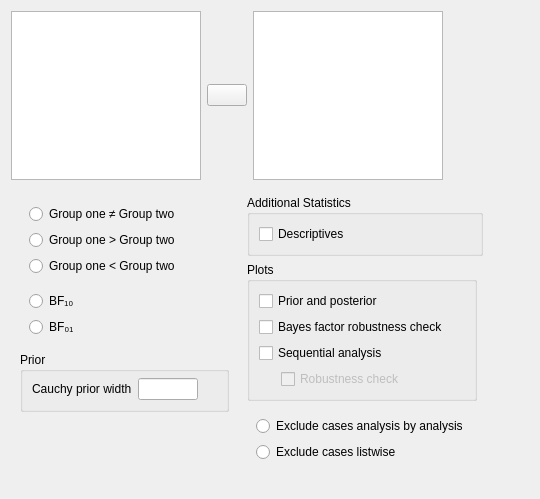
Before: the Qt Designer form JASP-Desktop/analysisforms/ttestbayesianpairedsamplesform.ui in jasp-stats/jasp-desktop, drawn with Qt 5.
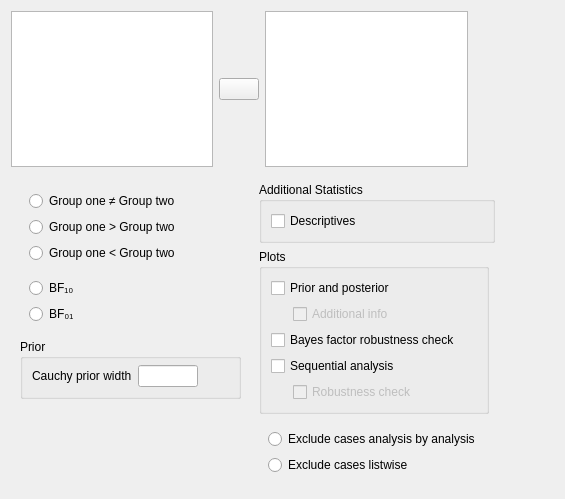
After: the same form once the commit is applied. Custom widgets are drawn as their Qt base class.

Commit message:
B T-Tests: added prior and posterior info opt
Closes #230

```diff
--- a/JASP-Desktop/analysisforms/ttestbayesianpairedsamplesform.ui
+++ b/JASP-Desktop/analysisforms/ttestbayesianpairedsamplesform.ui
@@ -6,7 +6,7 @@
    <rect>
     <x>0</x>
     <y>0</y>
-    <width>540</width>
+    <width>565</width>
     <height>499</height>
    </rect>
   </property>
@@ -295,28 +295,31 @@
             <string>Plots</string>
            </property>
            <layout class="QGridLayout" name="gridLayout_4">
-            <item row="0" column="0" colspan="2">
-             <widget class="BoundCheckBox" name="plotPriorAndPosterior">
+            <item row="4" column="1">
+             <widget class="BoundCheckBox" name="plotSequentialAnalysisRobustness">
+              <property name="enabled">
+               <bool>false</bool>
+              </property>
               <property name="text">
-               <string>Prior and posterior</string>
+               <string>Robustness check</string>
               </property>
              </widget>
             </item>
-            <item row="1" column="0" colspan="2">
+            <item row="2" column="0" colspan="2">
              <widget class="BoundCheckBox" name="plotBayesFactorRobustness">
               <property name="text">
                <string>Bayes factor robustness check</string>
               </property>
              </widget>
             </item>
-            <item row="2" column="0" colspan="2">
+            <item row="3" column="0" colspan="2">
              <widget class="BoundCheckBox" name="plotSequentialAnalysis">
               <property name="text">
                <string>Sequential analysis</string>
               </property>
              </widget>
             </item>
-            <item row="3" column="0">
+            <item row="4" column="0">
              <widget class="QWidget" name="widget_5" native="true">
               <property name="maximumSize">
                <size>
@@ -326,13 +329,20 @@
               </property>
              </widget>
             </item>
-            <item row="3" column="1">
-             <widget class="BoundCheckBox" name="plotSequentialAnalysisRobustness">
+            <item row="0" column="0" colspan="2">
+             <widget class="BoundCheckBox" name="plotPriorAndPosterior">
+              <property name="text">
+               <string>Prior and posterior</string>
+              </property>
+             </widget>
+            </item>
+            <item row="1" column="1">
+             <widget class="BoundCheckBox" name="plotPriorAndPosteriorAdditionalInfo">
               <property name="enabled">
                <bool>false</bool>
               </property>
               <property name="text">
-               <string>Robustness check</string>
+               <string>Additional info</string>
               </property>
              </widget>
             </item>
```
Left out of the diff: 16 changed lines with no effect on the pictures. The commit also changes 5 other files.
